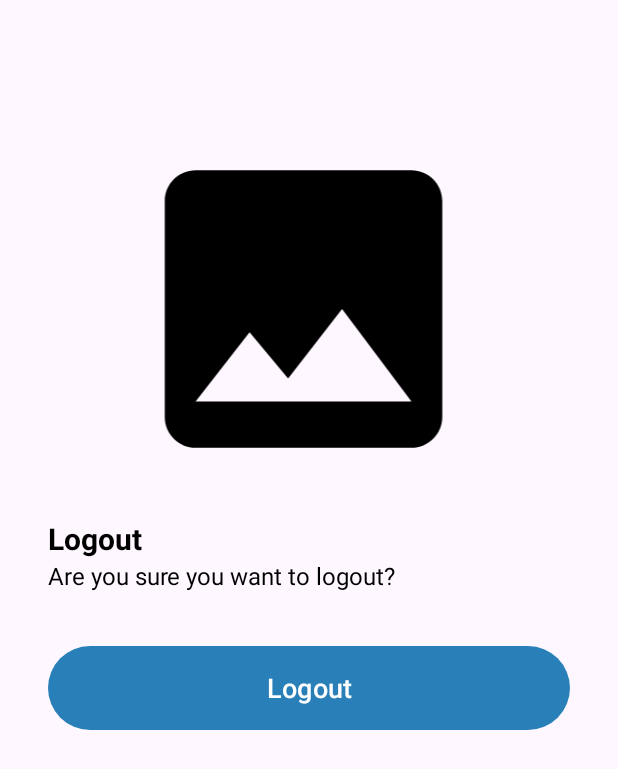
After one commit to nadzrka/StoryApp, an Android app: the LogoutActivity screen opened directly, with no data from a screen before it, on a phone screen of 412 x 824 dp. The commit adds this screen. Shown: the top 769 px of the screen. Run offline under Robolectric (Android 15) with nearby library versions, the phone set to English and light mode, and no system bars.

Commit message:
logout:)

```diff
--- a/app/src/main/AndroidManifest.xml
+++ b/app/src/main/AndroidManifest.xml
@@ -19,7 +19,9 @@
         android:supportsRtl="true"
         android:theme="@style/Theme.StoryApp"
         tools:targetApi="31">
-
+        <activity
+            android:name=".ui.logout.LogoutActivity"
+            android:exported="false" />
         <activity
             android:name=".ui.add.NewActivity"
             android:exported="false" />
--- a/app/src/main/java/com/nadzira/storyapp/ui/Repository.kt
+++ b/app/src/main/java/com/nadzira/storyapp/ui/Repository.kt
@@ -29,6 +29,10 @@ class Repository private constructor(
 
     suspend fun saveSession(user: UserModel) {
         userPreference.saveSession(user)
+    }
+
+    suspend fun clearSession() {
+        userPreference.logout()
     }
 
     suspend fun register(name: String, email: String, password: String) {
--- a/app/src/main/java/com/nadzira/storyapp/ui/ViewModelFactory.kt
+++ b/app/src/main/java/com/nadzira/storyapp/ui/ViewModelFactory.kt
@@ -8,6 +8,7 @@ import com.nadzira.storyapp.di.Injection
 import com.nadzira.storyapp.ui.add.NewViewModel
 import com.nadzira.storyapp.ui.detail.DetailViewModel
 import com.nadzira.storyapp.ui.login.LoginViewModel
+import com.nadzira.storyapp.ui.logout.LogoutViewModel
 import com.nadzira.storyapp.ui.register.RegisterViewModel
 import com.nadzira.storyapp.ui.story.StoryViewModel
 
@@ -34,6 +35,9 @@ class ViewModelFactory(private val repository: Repository) : ViewModelProvider.N
             modelClass.isAssignableFrom(NewViewModel::class.java) -> {
                 NewViewModel(repository) as T
             }
+            modelClass.isAssignableFrom(LogoutViewModel::class.java) -> {
+                LogoutViewModel(repository) as T
+            }
             else -> throw IllegalArgumentException("Unknown ViewModel class: " + modelClass.name)
         }
     }
--- /dev/null
+++ b/app/src/main/java/com/nadzira/storyapp/ui/logout/LogoutActivity.kt
@@ -0,0 +1,74 @@
+package com.nadzira.storyapp.ui.logout
+
+import android.animation.AnimatorSet
+import android.animation.ObjectAnimator
+import android.content.Intent
+import android.os.Build
+import android.os.Bundle
+import android.view.View
+import android.view.WindowInsets
+import android.view.WindowManager
+import androidx.activity.viewModels
+import androidx.appcompat.app.AppCompatActivity
+import com.nadzira.storyapp.databinding.ActivityLogoutBinding
+import com.nadzira.storyapp.ui.ViewModelFactory
+import com.nadzira.storyapp.ui.welcome.WelcomeActivity
+
+class LogoutActivity : AppCompatActivity() {
+    private val logoutViewModel by viewModels<LogoutViewModel> {
+        ViewModelFactory.getInstance(this)
+    }
+    private lateinit var binding: ActivityLogoutBinding
+
+    override fun onCreate(savedInstanceState: Bundle?) {
+        super.onCreate(savedInstanceState)
+        binding = ActivityLogoutBinding.inflate(layoutInflater)
+        setContentView(binding.root)
+
+        setupView()
+        setupAction()
+        playAnimation()
+    }
+
+    private fun setupView() {
+        @Suppress("DEPRECATION")
+        if (Build.VERSION.SDK_INT >= Build.VERSION_CODES.R) {
+            window.insetsController?.hide(WindowInsets.Type.statusBars())
+        } else {
+            window.setFlags(
+                WindowManager.LayoutParams.FLAG_FULLSCREEN,
+                WindowManager.LayoutParams.FLAG_FULLSCREEN
+            )
+        }
+        supportActionBar?.hide()
+    }
+
+    private fun setupAction() {
+            binding.logoutButton.setOnClickListener {
+                    logoutViewModel.logout()
+                    val intent = Intent(this, WelcomeActivity::class.java)
+                    intent.flags = Intent.FLAG_ACTIVITY_CLEAR_TASK or Intent.FLAG_ACTIVITY_NEW_TASK
+                    startActivity(intent)
+            }
+        }
+
+
+    private fun playAnimation() {
+        ObjectAnimator.ofFloat(binding.imageView, View.TRANSLATION_X, -30f, 30f).apply {
+            duration = 6000
+            repeatCount = ObjectAnimator.INFINITE
+            repeatMode = ObjectAnimator.REVERSE
+        }.start()
+
+        val title = ObjectAnimator.ofFloat(binding.titleTextView, View.ALPHA, 1f).setDuration(100)
+        val message = ObjectAnimator.ofFloat(binding.messageTextView, View.ALPHA, 1f).setDuration(100)
+        val logout = ObjectAnimator.ofFloat(binding.logoutButton, View.ALPHA, 1f).setDuration(100)
+
+        AnimatorSet().apply {
+            playSequentially(
+                title, message, logout
+            )
+            startDelay = 100
+        }.start()
+    }
+}
--- /dev/null
+++ b/app/src/main/java/com/nadzira/storyapp/ui/logout/LogoutViewModel.kt
@@ -0,0 +1,15 @@
+package com.nadzira.storyapp.ui.logout
+
+import androidx.lifecycle.ViewModel
+import androidx.lifecycle.viewModelScope
+import com.nadzira.storyapp.ui.Repository
+import kotlinx.coroutines.launch
+
+class LogoutViewModel(private val repository: Repository) : ViewModel() {
+
+    fun logout() {
+        viewModelScope.launch {
+            repository.clearSession()
+        }
+    }
+}
--- a/app/src/main/java/com/nadzira/storyapp/ui/story/StoryActivity.kt
+++ b/app/src/main/java/com/nadzira/storyapp/ui/story/StoryActivity.kt
@@ -3,6 +3,7 @@ package com.nadzira.storyapp.ui.story
 import android.content.Intent
 import android.os.Bundle
 import android.util.Log
+import android.view.Menu
 import android.view.View
 import android.widget.Toast
 import androidx.activity.viewModels
@@ -20,6 +21,7 @@ import com.nadzira.storyapp.ui.detail.DetailActivity
 import kotlinx.coroutines.launch
 import com.nadzira.storyapp.R
 import com.nadzira.storyapp.ui.add.NewActivity
+import com.nadzira.storyapp.ui.logout.LogoutActivity
 
 class StoryActivity : AppCompatActivity() {
     private var _binding: ActivityStoryBinding? = null
@@ -46,6 +48,11 @@ class StoryActivity : AppCompatActivity() {
         observeUserSession()
     }
 
+    override fun onCreateOptionsMenu(menu: Menu?): Boolean {
+        menuInflater.inflate(R.menu.menu_logout, menu)
+        return true
+    }
+
     private fun observeUserSession() {
         lifecycleScope.launch {
             userPreference.getSession().collect { user ->
@@ -65,6 +72,10 @@ class StoryActivity : AppCompatActivity() {
         fab.setOnClickListener { view ->
             val intent = Intent(this, NewActivity::class.java)
             startActivity(intent)
+        }
+
+        binding?.imageButton?.setOnClickListener {
+            startActivity(Intent(this, LogoutActivity::class.java))
         }
     }
 
--- /dev/null
+++ b/app/src/main/res/drawable/baseline_account_circle_24.xml
@@ -0,0 +1,5 @@
+<vector xmlns:android="http://schemas.android.com/apk/res/android" android:height="42dp" android:tint="#FFFFFF" android:viewportHeight="24" android:viewportWidth="24" android:width="42dp">
+
+    <path android:fillColor="@android:color/white" android:pathData="M12,2C6.48,2 2,6.48 2,12s4.48,10 10,10s10,-4.48 10,-10S17.52,2 12,2zM12,6c1.93,0 3.5,1.57 3.5,3.5S13.93,13 12,13s-3.5,-1.57 -3.5,-3.5S10.07,6 12,6zM12,20c-2.03,0 -4.43,-0.82 -6.14,-2.88C7.55,15.8 9.68,15 12,15s4.45,0.8 6.14,2.12C16.43,19.18 14.03,20 12,20z"/>
+
+</vector>
--- /dev/null
+++ b/app/src/main/res/layout/activity_logout.xml
@@ -0,0 +1,88 @@
+<?xml version="1.0" encoding="utf-8"?>
+<androidx.constraintlayout.widget.ConstraintLayout xmlns:android="http://schemas.android.com/apk/res/android"
+    xmlns:app="http://schemas.android.com/apk/res-auto"
+    xmlns:tools="http://schemas.android.com/tools"
+    android:layout_width="match_parent"
+    android:layout_height="match_parent"
+    tools:context=".ui.logout.LogoutActivity">
+
+    <ImageView
+        android:id="@+id/imageView"
+        android:layout_width="0dp"
+        android:layout_height="0dp"
+        android:layout_marginStart="32dp"
+        android:layout_marginEnd="32dp"
+        app:layout_constraintBottom_toTopOf="@+id/guidelineHorizontal"
+        app:layout_constraintEnd_toEndOf="parent"
+        app:layout_constraintStart_toStartOf="parent"
+        app:layout_constraintTop_toTopOf="@+id/guidelineHorizontal2"
+        app:srcCompat="@drawable/baseline_image_24" />
+
+    <TextView
+        android:id="@+id/titleTextView"
+        android:layout_width="0dp"
+        android:layout_height="wrap_content"
+        android:layout_marginStart="32dp"
+        android:layout_marginTop="16dp"
+        android:layout_marginEnd="32dp"
+        android:alpha="0"
+        android:text="@string/title_logout_page"
+        android:textColor="@color/black"
+        android:textSize="20sp"
+        android:textStyle="bold"
+        app:layout_constraintEnd_toEndOf="parent"
+        app:layout_constraintHorizontal_bias="0.0"
+        app:layout_constraintStart_toStartOf="parent"
+        app:layout_constraintTop_toTopOf="@+id/guidelineHorizontal"
+        tools:alpha="100" />
+
+    <TextView
+        android:id="@+id/messageTextView"
+        android:layout_width="0dp"
+        android:layout_height="wrap_content"
+        android:layout_marginStart="32dp"
+        android:layout_marginEnd="32dp"
+        android:alpha="0"
+        android:text="@string/message_logout_page"
+        android:textColor="@color/black"
+        android:textSize="16sp"
+        app:layout_constraintEnd_toEndOf="parent"
+        app:layout_constraintHorizontal_bias="1.0"
+        app:layout_constraintStart_toStartOf="parent"
+        app:layout_constraintTop_toBottomOf="@+id/titleTextView"
+        tools:alpha="100" />
+
+    <Button
+        android:id="@+id/logout_button"
+        android:layout_width="0dp"
+        android:layout_height="64dp"
+        android:layout_marginStart="32dp"
+        android:layout_marginTop="32dp"
+        android:layout_marginEnd="32dp"
+        android:alpha="0"
+        android:text="@string/logout"
+        android:enabled="true"
+        app:layout_constraintEnd_toEndOf="parent"
+        app:layout_constraintStart_toStartOf="parent"
+        app:layout_constraintTop_toBottomOf="@+id/messageTextView"
+        tools:alpha="100" />
+
+    <androidx.constraintlayout.widget.Guideline
+        android:id="@+id/guidelineHorizontal"
+        android:layout_width="wrap_content"
+        android:layout_height="64dp"
+        android:orientation="horizontal"
+        app:layout_constraintEnd_toEndOf="parent"
+        app:layout_constraintGuide_percent="0.4"
+        app:layout_constraintStart_toStartOf="parent" />
+
+    <androidx.constraintlayout.widget.Guideline
+        android:id="@+id/guidelineHorizontal2"
+        android:layout_width="wrap_content"
+        android:layout_height="64dp"
+        android:orientation="horizontal"
+        app:layout_constraintEnd_toEndOf="parent"
+        app:layout_constraintGuide_percent="0.1"
+        app:layout_constraintStart_toStartOf="parent" />
+
+</androidx.constraintlayout.widget.ConstraintLayout>
--- a/app/src/main/res/layout/activity_story.xml
+++ b/app/src/main/res/layout/activity_story.xml
@@ -65,4 +65,16 @@
         app:layout_constraintEnd_toEndOf="parent"
         app:srcCompat="@drawable/baseline_add_24"
         tools:ignore="SpeakableTextPresentCheck" />
+
+    <androidx.appcompat.widget.AppCompatImageButton
+        android:id="@+id/imageButton"
+        android:layout_width="wrap_content"
+        android:layout_height="wrap_content"
+        android:layout_marginTop="10dp"
+        android:layout_marginEnd="10dp"
+        android:background="@color/blue"
+        app:layout_constraintEnd_toEndOf="@id/toolbar"
+        app:layout_constraintTop_toTopOf="@id/toolbar"
+        app:srcCompat="@drawable/baseline_account_circle_24" />
+
 </androidx.constraintlayout.widget.ConstraintLayout>
--- /dev/null
+++ b/app/src/main/res/menu/menu_logout.xml
@@ -0,0 +1,9 @@
+<?xml version="1.0" encoding="utf-8"?>
+<menu xmlns:android="http://schemas.android.com/apk/res/android"
+    xmlns:app="http://schemas.android.com/apk/res-auto">
+    <item
+        android:id="@+id/setting_page"
+        android:title="@string/Account"
+        android:icon="@drawable/baseline_account_circle_24"
+        app:showAsAction="never" />
+</menu>
--- a/app/src/main/res/values/strings.xml
+++ b/app/src/main/res/values/strings.xml
@@ -22,4 +22,8 @@
     <string name="detail_story">Detail</string>
     <string name="new_story">New Story</string>
     <string name="description">Description</string>
+    <string name="Account">Account</string>
+    <string name="logout">Logout</string>
+    <string name="title_logout_page">Logout</string>
+    <string name="message_logout_page">Are you sure you want to logout?</string>
 </resources>
--- a/app/src/main/res/values/themes.xml
+++ b/app/src/main/res/values/themes.xml
@@ -1,8 +1,11 @@
 <resources xmlns:tools="http://schemas.android.com/tools">
     <!-- Base application theme. -->
     <style name="Base.Theme.StoryApp" parent="Theme.Material3.DayNight.NoActionBar">
-        <!-- Customize your light theme here. -->
-        <!-- <item name="colorPrimary">@color/my_light_primary</item> -->
+        <item name="colorPrimary">@color/blue</item>
+        <item name="android:textColorPrimary">@color/black</item>
+        <item name="android:textColorSecondary">@color/black</item>
+        <item name="actionMenuTextColor">@color/white</item>
+        <item name="android:textSize">18sp</item>
     </style>
 
     <style name="Theme.StoryApp" parent="Base.Theme.StoryApp" />
```
